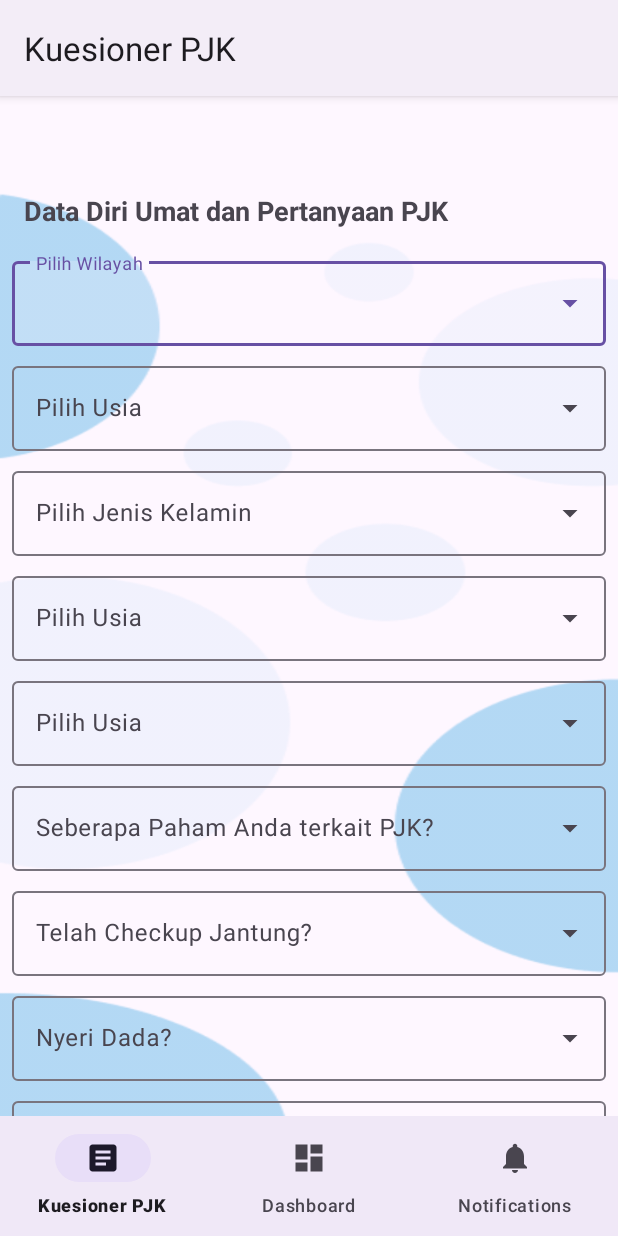
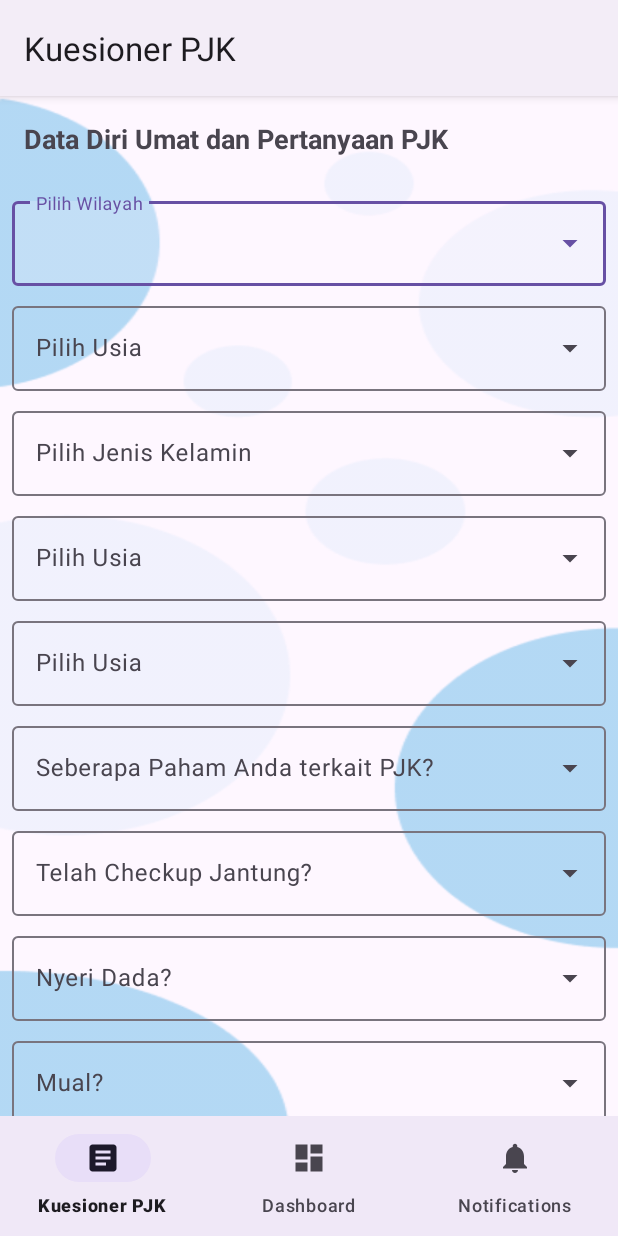
Before and after one commit to proyek-perangkat-lunak-de-la-salle/Mobile-Android, an Android app: the GeneralUserActivity screen opened directly, with no data from a screen before it, on a phone screen of 412 x 824 dp. Run offline under Robolectric (Android 15) with nearby library versions, the phone set to English and light mode, and no system bars; our stand-ins replace navigation-ui.

Commit message:
Completing the kuesioner fragment

```diff
--- a/app/src/main/res/layout/activity_general_user.xml
+++ b/app/src/main/res/layout/activity_general_user.xml
@@ -3,8 +3,7 @@
     xmlns:app="http://schemas.android.com/apk/res-auto"
     android:id="@+id/container"
     android:layout_width="match_parent"
-    android:layout_height="match_parent"
-    android:paddingTop="?attr/actionBarSize">
+    android:layout_height="match_parent">
 
     <com.google.android.material.bottomnavigation.BottomNavigationView
         android:id="@+id/nav_view"
--- a/app/src/main/res/layout/fragment_questioner.xml
+++ b/app/src/main/res/layout/fragment_questioner.xml
@@ -7,32 +7,30 @@
     android:background="@drawable/bg"
     tools:context=".ui.home.QuestionerFragment">
 
-    <TextView
-        android:id="@+id/tv_data_diri_pertanyaan_pjk"
-        android:layout_width="match_parent"
-        android:layout_height="wrap_content"
-        android:paddingHorizontal="16dp"
-        android:text="Data Diri Umat dan Pertanyaan PJK"
-        android:textSize="18sp"
-        android:textStyle="bold"
-        app:layout_constraintEnd_toEndOf="parent"
-        app:layout_constraintStart_toStartOf="parent"
-        app:layout_constraintTop_toTopOf="parent" />
-
     <ScrollView
         android:id="@+id/scroll_view"
         android:layout_width="match_parent"
-        android:layout_height="0dp"
-        android:layout_marginVertical="8dp"
+        android:layout_height="wrap_content"
         app:layout_constraintBottom_toBottomOf="parent"
-        app:layout_constraintEnd_toEndOf="@id/tv_data_diri_pertanyaan_pjk"
-        app:layout_constraintStart_toStartOf="@id/tv_data_diri_pertanyaan_pjk"
-        app:layout_constraintTop_toBottomOf="@id/tv_data_diri_pertanyaan_pjk">
+        app:layout_constraintEnd_toEndOf="parent"
+        app:layout_constraintStart_toStartOf="parent"
+        app:layout_constraintTop_toTopOf="parent">
 
         <LinearLayout
             android:layout_width="match_parent"
             android:layout_height="wrap_content"
+            android:paddingBottom="60dp"
             android:orientation="vertical">
+
+            <TextView
+                android:id="@+id/tv_data_diri_pertanyaan_pjk"
+                android:layout_width="match_parent"
+                android:layout_height="wrap_content"
+                android:layout_marginVertical="16dp"
+                android:paddingHorizontal="16dp"
+                android:text="Data Diri Umat dan Pertanyaan PJK"
+                android:textSize="18sp"
+                android:textStyle="bold" />
 
             <com.google.android.material.textfield.TextInputLayout
                 android:id="@+id/pilih_wilayah_layout"
@@ -312,13 +310,14 @@
             </com.google.android.material.textfield.TextInputLayout>
 
             <Button
-                android:id="@+id/btn_submit_questioner"
                 android:layout_width="match_parent"
                 android:layout_height="wrap_content"
-                android:layout_marginHorizontal="8dp"
-                android:layout_marginVertical="8dp"
-                android:text="Kirim" />
+                android:layout_marginVertical="30dp"
+                android:text="submit"
+                android:layout_marginHorizontal="8dp"/>
         </LinearLayout>
+
+
     </ScrollView>
 
 
```
